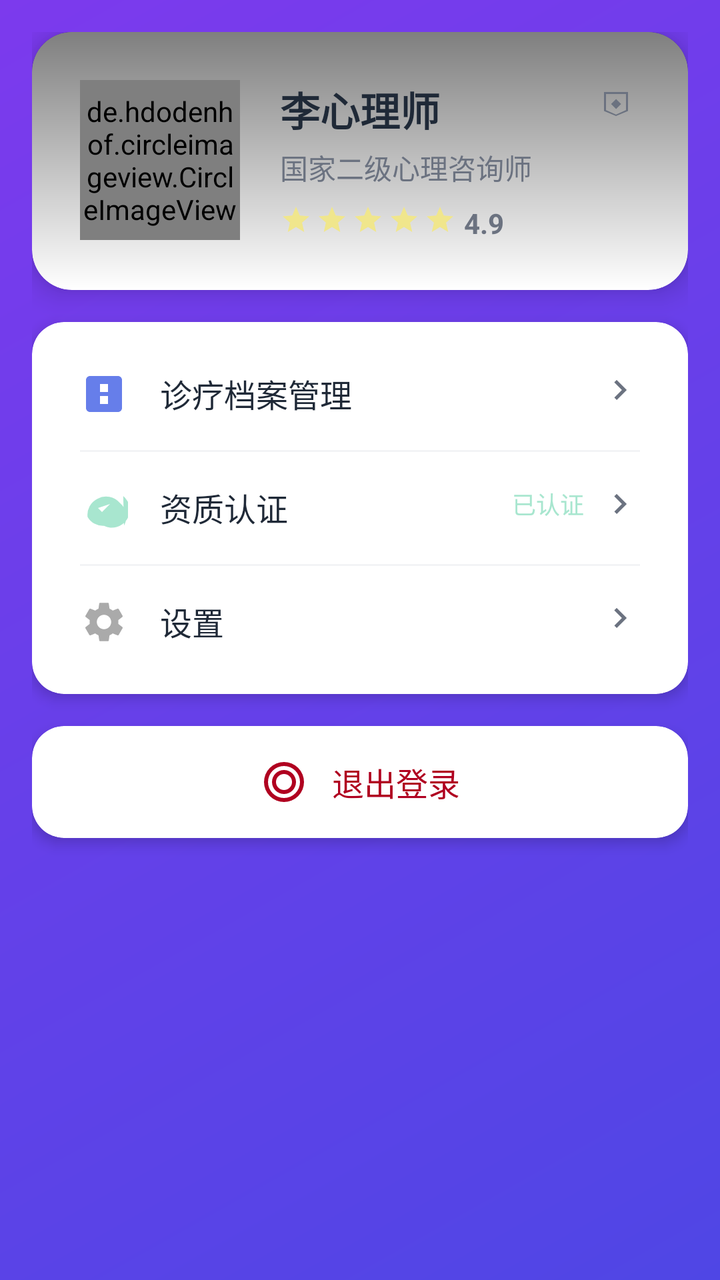
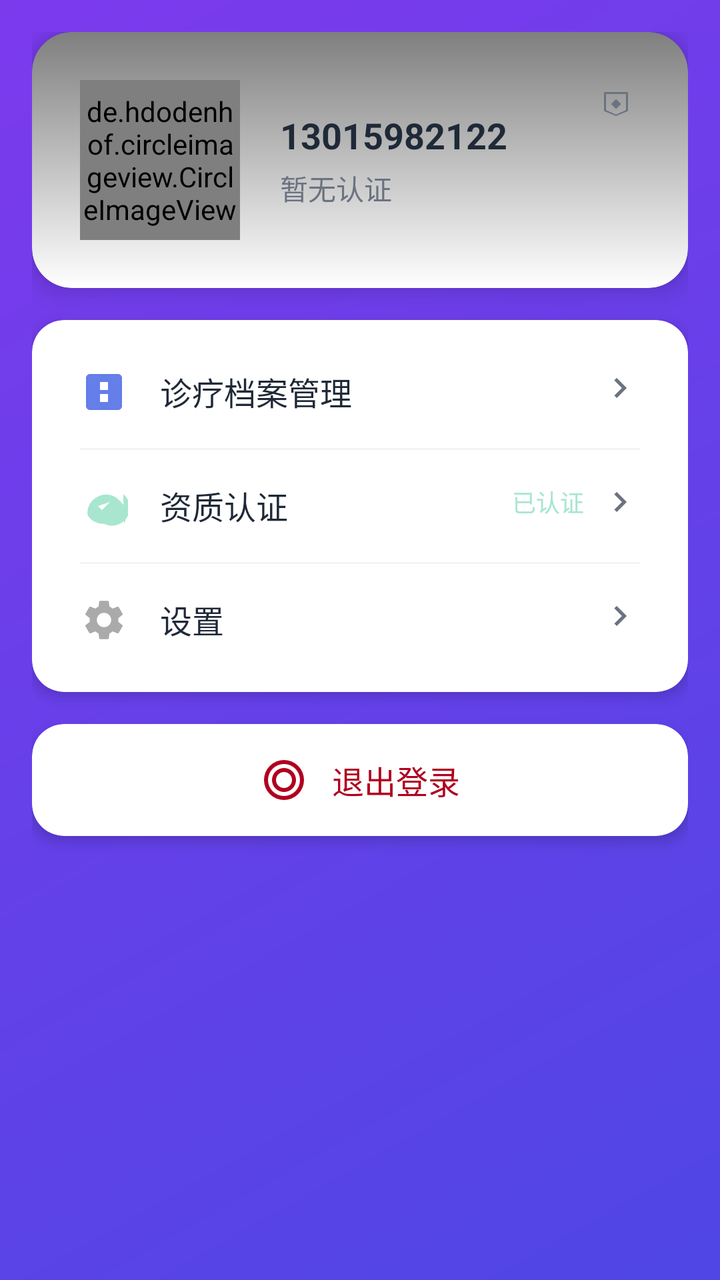

Before-and-after screenshots of an Android layout around one commit, followed by the original layout XML and the change that was made.
<!-- AndroidManifest.xml: application theme Theme.Xinqiao -->
<!-- res/layout/activity_counselor_profile.xml -->
<?xml version="1.0" encoding="utf-8"?>
<ScrollView xmlns:android="http://schemas.android.com/apk/res/android"
    xmlns:app="http://schemas.android.com/apk/res-auto"
    android:layout_width="match_parent"
    android:layout_height="match_parent"
    android:background="@drawable/bg_gradient_blue_purple"
    android:fillViewport="true">

    <LinearLayout
        android:layout_width="match_parent"
        android:layout_height="wrap_content"
        android:orientation="vertical"
        android:padding="16dp">

        
        <androidx.cardview.widget.CardView
            android:id="@+id/card_profile_top"
            android:layout_width="match_parent"
            android:layout_height="wrap_content"
            android:layout_marginBottom="16dp"
            app:cardCornerRadius="20dp"
            app:cardElevation="8dp">

            <LinearLayout
                android:layout_width="match_parent"
                android:layout_height="wrap_content"
                android:orientation="horizontal"
                android:padding="24dp"
                android:background="@drawable/bg_gradient_overlay">

                
                <de.hdodenhof.circleimageview.CircleImageView
                    android:id="@+id/iv_avatar"
                    android:layout_width="80dp"
                    android:layout_height="80dp"
                    android:src="@drawable/default_avatar"
                    app:civ_border_width="3dp"
                    app:civ_border_color="@color/white"
                    android:layout_marginEnd="20dp" />

                
                <LinearLayout
                    android:layout_width="0dp"
                    android:layout_height="wrap_content"
                    android:layout_weight="1"
                    android:orientation="vertical">

                    <TextView
                        android:id="@+id/tv_name"
                        android:layout_width="wrap_content"
                        android:layout_height="wrap_content"
                        android:text="李心理师"
                        android:textSize="20sp"
                        android:textStyle="bold"
                        android:textColor="@color/settings_title"
                        android:layout_marginBottom="4dp" />

                    <TextView
                        android:id="@+id/tv_title"
                        android:layout_width="wrap_content"
                        android:layout_height="wrap_content"
                        android:text="国家二级心理咨询师"
                        android:textSize="14sp"
                        android:textColor="@color/settings_subtitle"
                        android:layout_marginBottom="8dp" />

                    
                    <LinearLayout
                        android:layout_width="wrap_content"
                        android:layout_height="wrap_content"
                        android:orientation="horizontal">

                        <ImageView
                            android:layout_width="16dp"
                            android:layout_height="16dp"
                            android:src="@drawable/ic_star_filled"
                            android:tint="@color/yellow"
                            android:layout_marginEnd="2dp" />

                        <ImageView
                            android:layout_width="16dp"
                            android:layout_height="16dp"
                            android:src="@drawable/ic_star_filled"
                            android:tint="@color/yellow"
                            android:layout_marginEnd="2dp" />

                        <ImageView
                            android:layout_width="16dp"
                            android:layout_height="16dp"
                            android:src="@drawable/ic_star_filled"
                            android:tint="@color/yellow"
                            android:layout_marginEnd="2dp" />

                        <ImageView
                            android:layout_width="16dp"
                            android:layout_height="16dp"
                            android:src="@drawable/ic_star_filled"
                            android:tint="@color/yellow"
                            android:layout_marginEnd="2dp" />

                        <ImageView
                            android:layout_width="16dp"
                            android:layout_height="16dp"
                            android:src="@drawable/ic_star_filled"
                            android:tint="@color/yellow"
                            android:layout_marginEnd="4dp" />

                        <TextView
                            android:id="@+id/tv_rating"
                            android:layout_width="wrap_content"
                            android:layout_height="wrap_content"
                            android:text="4.9"
                            android:textSize="14sp"
                            android:textColor="@color/settings_subtitle"
                            android:textStyle="bold" />

                    </LinearLayout>

                </LinearLayout>

                
                <ImageView
                    android:id="@+id/btn_edit_profile"
                    android:layout_width="24dp"
                    android:layout_height="24dp"
                    android:src="@drawable/ic_edit"
                    android:tint="@color/settings_subtitle"
                    android:layout_gravity="top|end"
                    android:padding="4dp" />

            </LinearLayout>

        </androidx.cardview.widget.CardView>

        
        <androidx.cardview.widget.CardView
            android:layout_width="match_parent"
            android:layout_height="wrap_content"
            android:layout_marginBottom="16dp"
            app:cardCornerRadius="16dp"
            app:cardElevation="4dp">

            <LinearLayout
                android:layout_width="match_parent"
                android:layout_height="wrap_content"
                android:orientation="vertical"
                android:padding="8dp">

                
                <LinearLayout
                    android:id="@+id/btn_medical_records"
                    android:layout_width="match_parent"
                    android:layout_height="wrap_content"
                    android:orientation="horizontal"
                    android:padding="16dp"
                    android:background="?attr/selectableItemBackground"
                    android:clickable="true"
                    android:focusable="true">

                    <ImageView
                        android:layout_width="24dp"
                        android:layout_height="24dp"
                        android:src="@drawable/ic_medical_record"
                        android:tint="@color/colorPrimary"
                        android:layout_marginEnd="16dp" />

                    <TextView
                        android:layout_width="0dp"
                        android:layout_height="wrap_content"
                        android:layout_weight="1"
                        android:text="诊疗档案管理"
                        android:textSize="16sp"
                        android:textColor="@color/settings_title" />

                    <ImageView
                        android:layout_width="20dp"
                        android:layout_height="20dp"
                        android:src="@drawable/ic_arrow_right"
                        android:tint="@color/settings_subtitle" />

                </LinearLayout>

                <View
                    android:layout_width="match_parent"
                    android:layout_height="1dp"
                    android:background="@color/settings_divider"
                    android:layout_marginHorizontal="16dp" />

                
                <LinearLayout
                    android:id="@+id/btn_qualification"
                    android:layout_width="match_parent"
                    android:layout_height="wrap_content"
                    android:orientation="horizontal"
                    android:padding="16dp"
                    android:background="?attr/selectableItemBackground"
                    android:clickable="true"
                    android:focusable="true">

                    <ImageView
                        android:layout_width="24dp"
                        android:layout_height="24dp"
                        android:src="@drawable/ic_certificate"
                        android:tint="@color/healing_color"
                        android:layout_marginEnd="16dp" />

                    <TextView
                        android:layout_width="0dp"
                        android:layout_height="wrap_content"
                        android:layout_weight="1"
                        android:text="资质认证"
                        android:textSize="16sp"
                        android:textColor="@color/settings_title" />

                    <LinearLayout
                        android:layout_width="wrap_content"
                        android:layout_height="wrap_content"
                        android:orientation="horizontal"
                        android:gravity="center_vertical">

                        <TextView
                            android:id="@+id/tv_certification_status"
                            android:layout_width="wrap_content"
                            android:layout_height="wrap_content"
                            android:text="已认证"
                            android:textSize="12sp"
                            android:textColor="@color/healing_color"
                            android:layout_marginEnd="8dp" />

                        <ImageView
                            android:layout_width="20dp"
                            android:layout_height="20dp"
                            android:src="@drawable/ic_arrow_right"
                            android:tint="@color/settings_subtitle" />

                    </LinearLayout>

                </LinearLayout>

                <View
                    android:layout_width="match_parent"
                    android:layout_height="1dp"
                    android:background="@color/settings_divider"
                    android:layout_marginHorizontal="16dp" />

                
                <LinearLayout
                    android:id="@+id/btn_settings"
                    android:layout_width="match_parent"
                    android:layout_height="wrap_content"
                    android:orientation="horizontal"
                    android:padding="16dp"
                    android:background="?attr/selectableItemBackground"
                    android:clickable="true"
                    android:focusable="true">

                    <ImageView
                        android:layout_width="24dp"
                        android:layout_height="24dp"
                        android:src="@drawable/ic_settings_white"
                        android:tint="@color/youtube_text_secondary"
                        android:layout_marginEnd="16dp" />

                    <TextView
                        android:layout_width="0dp"
                        android:layout_height="wrap_content"
                        android:layout_weight="1"
                        android:text="设置"
                        android:textSize="16sp"
                        android:textColor="@color/settings_title" />

                    <ImageView
                        android:layout_width="20dp"
                        android:layout_height="20dp"
                        android:src="@drawable/ic_arrow_right"
                        android:tint="@color/settings_subtitle" />

                </LinearLayout>

            </LinearLayout>

        </androidx.cardview.widget.CardView>

        
        <androidx.cardview.widget.CardView
            android:layout_width="match_parent"
            android:layout_height="wrap_content"
            app:cardCornerRadius="16dp"
            app:cardElevation="4dp">

            <LinearLayout
                android:id="@+id/btn_logout"
                android:layout_width="match_parent"
                android:layout_height="wrap_content"
                android:orientation="horizontal"
                android:padding="16dp"
                android:background="?attr/selectableItemBackground"
                android:clickable="true"
                android:focusable="true"
                android:gravity="center">

                <ImageView
                    android:layout_width="24dp"
                    android:layout_height="24dp"
                    android:src="@drawable/ic_logout"
                    android:tint="@color/colorError"
                    android:layout_marginEnd="12dp" />

                <TextView
                    android:layout_width="wrap_content"
                    android:layout_height="wrap_content"
                    android:text="退出登录"
                    android:textSize="16sp"
                    android:textColor="@color/colorError"
                    android:textStyle="normal" />

            </LinearLayout>

        </androidx.cardview.widget.CardView>

    </LinearLayout>

</ScrollView>
<!-- resources referenced by this layout -->
<resources>
  <color name="colorError">#B00020</color>
  <color name="colorPrimary">#667eea</color>
  <color name="healing_color">#A8E6CF</color>
  <color name="settings_divider">#F3F4F6</color>
  <color name="settings_subtitle">#6B7280</color>
  <color name="settings_title">#1F2937</color>
  <color name="white">#FFFFFFFF</color>
  <color name="yellow">#F0E68C</color>
  <color name="youtube_text_secondary">#AAAAAA</color>
  <!-- drawable bg_gradient_blue_purple (drawable) -->
  <?xml version="1.0" encoding="utf-8"?>
  <shape xmlns:android="http://schemas.android.com/apk/res/android"
      android:shape="rectangle">
      <gradient
          android:angle="135"
          android:startColor="#4F46E5"
          android:endColor="#7C3AED"
          android:type="linear"/>
      <corners android:radius="0dp"/>
  </shape>
  <!-- drawable bg_gradient_overlay (drawable) -->
  <?xml version="1.0" encoding="utf-8"?>
  <shape xmlns:android="http://schemas.android.com/apk/res/android"
      android:shape="rectangle">
      <gradient
          android:angle="90"
          android:startColor="#00000000"
          android:endColor="#80000000"
          android:type="linear"/>
  </shape>
  <!-- drawable ic_arrow_right (drawable) -->
  <?xml version="1.0" encoding="utf-8"?>
  <vector xmlns:android="http://schemas.android.com/apk/res/android"
      android:width="24dp"
      android:height="24dp"
      android:viewportWidth="24"
      android:viewportHeight="24">
      <path
          android:fillColor="#FF000000"
          android:pathData="M8.59,16.59L13.17,12 8.59,7.41 10,6l6,6 -6,6 -1.41,-1.41z"/>
  </vector>
  <!-- drawable ic_edit (drawable) -->
  <?xml version="1.0" encoding="utf-8"?>
  <vector xmlns:android="http://schemas.android.com/apk/res/android"
      android:width="24dp"
      android:height="24dp"
      android:viewportWidth="24"
      android:viewportHeight="24">
      <path
          android:fillColor="#FFFFFF"
          android:pathData="M3,17.25V3h18v14.25L12,21 3,17.25zM4.5,4.5v12.06l7.5,3.38 7.5,-3.38V4.5H4.5zM12,15.75 L15.75,12 12,8.25 8.25,12 12,15.75z"/>
  </vector>
  <!-- drawable ic_medical_record (drawable) -->
  <?xml version="1.0" encoding="utf-8"?>
  <vector xmlns:android="http://schemas.android.com/apk/res/android"
      android:width="24dp"
      android:height="24dp"
      android:viewportWidth="24"
      android:viewportHeight="24">
      <path
          android:fillColor="#8B5CF6"
          android:pathData="M19,3L5,3c-1.1,0 -2,0.9 -2,2v14c0,1.1 0.9,2 2,2h14c1.1,0 2,-0.9 2,-2L21,5c0,-1.1 -0.9,-2 -2,-2zM14,17h-4v-4h4v4zM14,11h-4L10,7h4v4z"/>
  </vector>
  <!-- drawable ic_star_filled (drawable) -->
  <?xml version="1.0" encoding="utf-8"?>
  <vector xmlns:android="http://schemas.android.com/apk/res/android"
      android:width="24dp"
      android:height="24dp"
      android:viewportWidth="24"
      android:viewportHeight="24">
      <path
          android:fillColor="#F59E0B"
          android:pathData="M12,17.27L18.18,21l-1.64,-7.03L22,9.24l-7.19,-0.61L12,2 9.19,8.63 2,9.24l5.46,4.73L5.82,21z"/>
  </vector>
  <style name="Theme.Xinqiao" parent="Base.Theme.Xinqiao">
          <item name="android:navigationBarColor">@android:color/transparent</item>
          <item name="android:statusBarColor">@android:color/transparent</item>
          <item name="android:windowLightStatusBar">false</item>
          <item name="android:enforceStatusBarContrast">true</item>
      </style>
  <color name="settings_accent">#667eea</color>
  <color name="colorOnPrimary">#FFFFFF</color>
  <color name="colorSecondary">#F8F9FA</color>
  <color name="colorOnSecondary">#333333</color>
  <color name="colorSurface">#FFFFFF</color>
  <color name="colorOnSurface">#333333</color>
  <color name="colorOnError">#FFFFFF</color>
  <!-- unchanged entries left out for length: 5 -->
</resources>

<!-- the commit's change to res/layout/activity_counselor_profile.xml (unified diff, before → after) -->
@@ -43,14 +43,15 @@
                     android:layout_width="0dp"
                     android:layout_height="wrap_content"
                     android:layout_weight="1"
-                    android:orientation="vertical">
+                    android:orientation="vertical"
+                    android:layout_gravity="center_vertical">
 
                     <TextView
                         android:id="@+id/tv_name"
                         android:layout_width="wrap_content"
                         android:layout_height="wrap_content"
-                        android:text="李心理师"
-                        android:textSize="20sp"
+                        android:text="13015982122"
+                        android:textSize="18sp"
                         android:textStyle="bold"
                         android:textColor="@color/settings_title"
                         android:layout_marginBottom="4dp" />
@@ -59,62 +60,9 @@
                         android:id="@+id/tv_title"
                         android:layout_width="wrap_content"
                         android:layout_height="wrap_content"
-                        android:text="国家二级心理咨询师"
+                        android:text="暂无认证"
                         android:textSize="14sp"
-                        android:textColor="@color/settings_subtitle"
-                        android:layout_marginBottom="8dp" />
-
-                    
-                    <LinearLayout
-                        android:layout_width="wrap_content"
-                        android:layout_height="wrap_content"
-                        android:orientation="horizontal">
-
-                        <ImageView
-                            android:layout_width="16dp"
-                            android:layout_height="16dp"
-                            android:src="@drawable/ic_star_filled"
-                            android:tint="@color/yellow"
-                            android:layout_marginEnd="2dp" />
-
-                        <ImageView
-                            android:layout_width="16dp"
-                            android:layout_height="16dp"
-                            android:src="@drawable/ic_star_filled"
-                            android:tint="@color/yellow"
-                            android:layout_marginEnd="2dp" />
-
-                        <ImageView
-                            android:layout_width="16dp"
-                            android:layout_height="16dp"
-                            android:src="@drawable/ic_star_filled"
-                            android:tint="@color/yellow"
-                            android:layout_marginEnd="2dp" />
-
-                        <ImageView
-                            android:layout_width="16dp"
-                            android:layout_height="16dp"
-                            android:src="@drawable/ic_star_filled"
-                            android:tint="@color/yellow"
-                            android:layout_marginEnd="2dp" />
-
-                        <ImageView
-                            android:layout_width="16dp"
-                            android:layout_height="16dp"
-                            android:src="@drawable/ic_star_filled"
-                            android:tint="@color/yellow"
-                            android:layout_marginEnd="4dp" />
-
-                        <TextView
-                            android:id="@+id/tv_rating"
-                            android:layout_width="wrap_content"
-                            android:layout_height="wrap_content"
-                            android:text="4.9"
-                            android:textSize="14sp"
-                            android:textColor="@color/settings_subtitle"
-                            android:textStyle="bold" />
-
-                    </LinearLayout>
+                        android:textColor="@color/settings_subtitle" />
 
                 </LinearLayout>
 
<!-- resource entries referenced after the edit -->
@@ -7,7 +7,6 @@
   <color name="settings_subtitle">#6B7280</color>
   <color name="settings_title">#1F2937</color>
   <color name="white">#FFFFFFFF</color>
-  <color name="yellow">#F0E68C</color>
   <color name="youtube_text_secondary">#AAAAAA</color>
   <!-- drawable bg_gradient_blue_purple (drawable) -->
   <?xml version="1.0" encoding="utf-8"?>
@@ -63,17 +62,6 @@
           android:fillColor="#8B5CF6"
           android:pathData="M19,3L5,3c-1.1,0 -2,0.9 -2,2v14c0,1.1 0.9,2 2,2h14c1.1,0 2,-0.9 2,-2L21,5c0,-1.1 -0.9,-2 -2,-2zM14,17h-4v-4h4v4zM14,11h-4L10,7h4v4z"/>
   </vector>
-  <!-- drawable ic_star_filled (drawable) -->
-  <?xml version="1.0" encoding="utf-8"?>
-  <vector xmlns:android="http://schemas.android.com/apk/res/android"
-      android:width="24dp"
-      android:height="24dp"
-      android:viewportWidth="24"
-      android:viewportHeight="24">
-      <path
-          android:fillColor="#F59E0B"
-          android:pathData="M12,17.27L18.18,21l-1.64,-7.03L22,9.24l-7.19,-0.61L12,2 9.19,8.63 2,9.24l5.46,4.73L5.82,21z"/>
-  </vector>
   <style name="Theme.Xinqiao" parent="Base.Theme.Xinqiao">
           <item name="android:navigationBarColor">@android:color/transparent</item>
           <item name="android:statusBarColor">@android:color/transparent</item>
